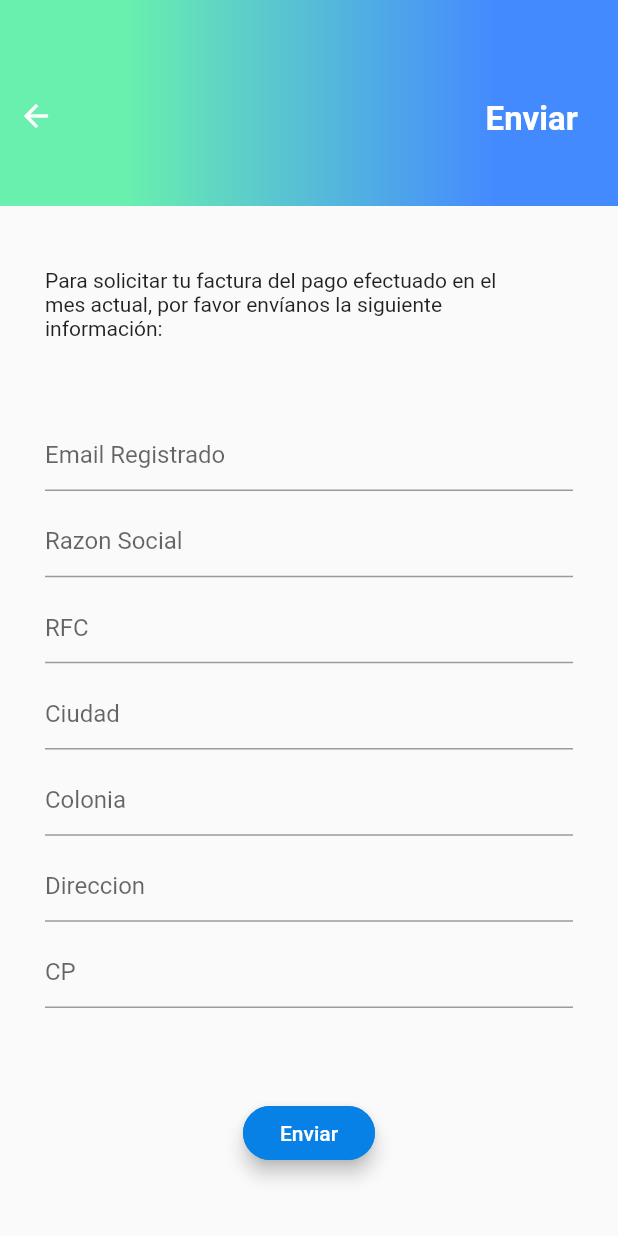
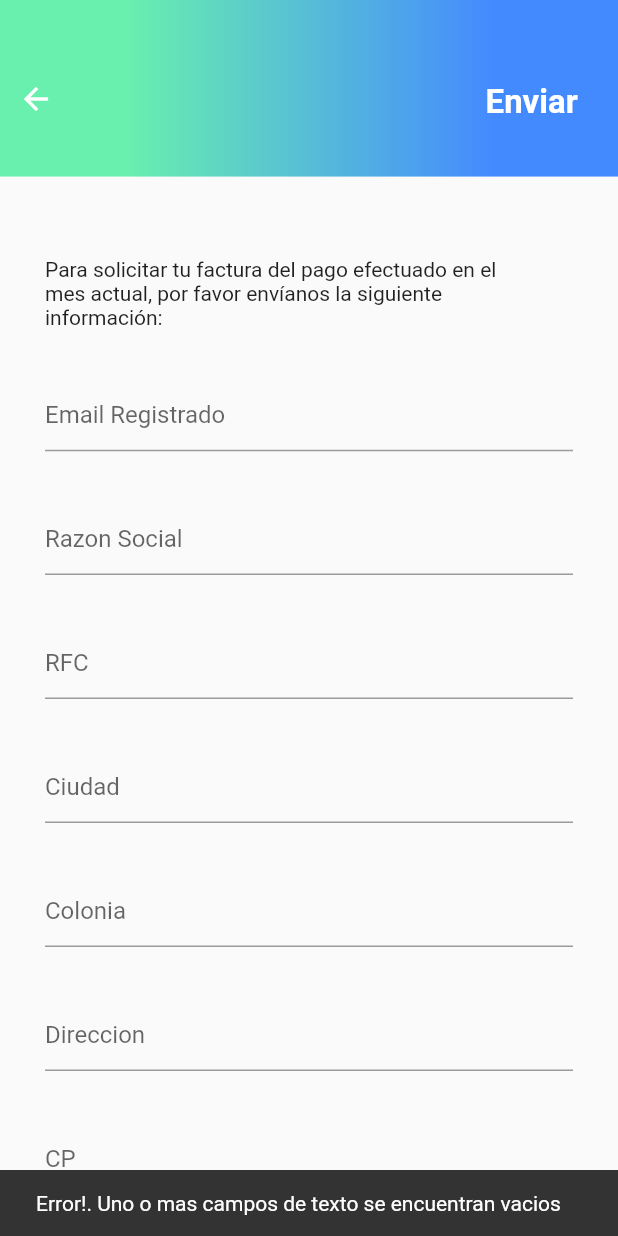
Before and after one commit to incafox/treinoApp, a Flutter app: the SolicitaFactura screen opened directly, after a tap on "Enviar", on a phone screen of 412 x 824 dp. Run offline on Flutter 3.47's test engine with Material 2 defaults, Android fonts, the phone set to English and light mode, and no system bars; our stand-ins replace dio, flutter_bloc, flutter_map, google_maps_flutter, latlong; missing offline and left inert: dart:ffi, rabbit_converter, unorm_dart.

Commit message:
Factura Fix

```diff
--- a/lib/TabMisClases/TabMisClases.dart
+++ b/lib/TabMisClases/TabMisClases.dart
@@ -305,7 +305,7 @@ class GradientAppBar extends StatelessWidget {
     final double statusbarHeight = MediaQuery.of(context).padding.top;
 
     return new Container(
-      padding: EdgeInsets.only(top: statusbarHeight),
+      padding: EdgeInsets.only(top: 0),
       height: statusbarHeight + barHeight,
       child: Row(
         children: <Widget>[
--- a/lib/solicita_factura/solicita_factura.dart
+++ b/lib/solicita_factura/solicita_factura.dart
@@ -51,10 +51,59 @@ class _SolicitaFacturaState extends State<SolicitaFactura> {
                       ),
                       Expanded(
                         flex: 4,
+                        child: BlocConsumer<SolicitarFacturaCubit, SolicitarFacturaState>(
+                          listener: (context, state){
+                            if(state is SolicitarFacturaError) {
+                              _notification(context, "Error!. " + state.error);
+                              return;
+                            }
+
+                            if(state is SolicitarFacturaRequestError){
+                              _notification(context, 'Error de conexion!. Intentole mas tarde');
+                              return;
+                            }
+
+                            if(state is SolicitarFacturaSuccess){
+                              _notification(context, "La factura ha sido enviada con exito!");
+                              return;
+                            }
+                          },
+                          builder: (context, state) {
+                            if(state is SolicitarFacturaLoading) {
+                                return Container(
+                                    alignment: Alignment(0.8,0.2),
                                     child: Container(
+                                        height: 60.0,
+                                        padding: EdgeInsets.fromLTRB(0.0, 12.0, 0.0, 12.0),
+                                        child: CircularProgressIndicator(
+                                          backgroundColor: Colors.blueAccent,
+                                          valueColor: AlwaysStoppedAnimation<Color>(Colors.white),
+                                        ),
+                                    ),
+                                  );
+                            }
+
+
+                               return  Container(
                                   alignment: Alignment(0.8,0.2),
-                          child: GestureDetector(
+                                  child:
+                               GestureDetector(
                                       onTap: () {
+                                        if(
+                                          this.email.text == '' || this.razonSocial.text == '' || this.rfc.text == '' ||
+                                          this.ciudad.text == '' || this.colonia.text == '' || this.direccion.text == '' ||
+                                          this.cp.text == ''
+                                      ){
+                                        print(this.email.text);
+                                        _notification(context, "Error!. Uno o mas campos de texto se encuentran vacios");
+                                        return;
+                                      }
+
+                                        context.bloc<SolicitarFacturaCubit>().facturaRequest(
+                                          this.email.text, this.razonSocial.text, this.rfc.text,
+                                          this.ciudad.text, this.colonia.text, this.direccion.text,
+                                          this.cp.text
+                                        );
 
                                       },
                                         child: Text(
@@ -67,8 +116,10 @@ class _SolicitaFacturaState extends State<SolicitaFactura> {
                                           ),
                                         ),
                                       )
+                               );
+                          },
+                        ),
 
-                        )
                       ),
                   ],
                  )
@@ -77,14 +128,14 @@ class _SolicitaFacturaState extends State<SolicitaFactura> {
                Expanded(
                 flex: 1,
                 child: Padding(
-                  padding: const EdgeInsets.fromLTRB(30.0, 10.0, 30.0, 0.0),
+                  padding: const EdgeInsets.fromLTRB(30.0, 0.0, 30.0, 0.0),
                   child: Column(
                     children: [
                       Expanded(
                         flex: 1,
                         child: Container(
                           padding: EdgeInsets.fromLTRB(0.0, 0, 30.0, 0),
-                          alignment: Alignment(0,0),
+                          alignment: Alignment(0,1),
                           child:  Text(
                             """Para solicitar tu factura del pago efectuado en el mes actual, por favor envíanos la siguiente información:
                           """),
@@ -95,10 +146,10 @@ class _SolicitaFacturaState extends State<SolicitaFactura> {
                 ),
               ),
                Expanded(
-                flex: 3,
+                flex: 5,
                 child: Container(
                   padding: EdgeInsets.fromLTRB(30.0, 0, 30.0, 10),
-                  alignment: Alignment(-1,0),
+                  alignment: Alignment(0,-1),
                   child: Column(
                   children: [
                     Expanded(
@@ -225,76 +276,6 @@ class _SolicitaFacturaState extends State<SolicitaFactura> {
                 ),
                 ),
               ),
-              Expanded(
-                flex: 1,
-                child: BlocConsumer<SolicitarFacturaCubit, SolicitarFacturaState>(
-                  listener: (context, state){
-                    if(state is SolicitarFacturaError) {
-                      _notification(context, "Error!. " + state.error);
-                      return;
-                    }
-
-                    if(state is SolicitarFacturaRequestError){
-                      _notification(context, 'Error de conexion!. Intentole mas tarde');
-                      return;
-                    }
-
-                    if(state is SolicitarFacturaSuccess){
-                      _notification(context, "La factura ha sido enviada con exito!");
-                      return;
-                    }
-                  },
-                  builder: (context, state) {
-                    if(state is SolicitarFacturaLoading) {
-                        return Container(
-                            child: Column(
-                              children: <Widget>[
-                                Container(
-                                  height: 60.0,
-                                  padding: EdgeInsets.fromLTRB(0.0, 12.0, 0.0, 12.0),
-                                  child: CircularProgressIndicator(
-                                    backgroundColor: Colors.blueAccent,
-                                    valueColor: AlwaysStoppedAnimation<Color>(Colors.white),
-                                  ),
-                                ),
-                              ],
-                            ),
-                          );
-                    }
-
-                    return Center(
-                      child: RaisedButton(
-                        elevation: 5,
-                        child: Text(
-                          "Enviar",
-                          style: TextStyle(color: Colors.white),
-                        ),
-                        shape: RoundedRectangleBorder(
-                            borderRadius: new BorderRadius.circular(28.0),
-                            side: BorderSide(color: Color(0xff0781e5))),
-                        color: Color(0xff0781e5),
-                        onPressed: () {
-                          if(
-                            this.email.text == '' || this.razonSocial.text == '' || this.rfc.text == '' ||
-                            this.ciudad.text == '' || this.colonia.text == '' || this.direccion.text == '' ||
-                            this.cp.text == ''
-                          ){
-                            print(this.email.text);
-                            _notification(context, "Error!. Uno o mas campos de texto se encuentran vacios");
-                            return;
-                          }
-
-                          context.bloc<SolicitarFacturaCubit>().facturaRequest(
-                            this.email.text, this.razonSocial.text, this.rfc.text,
-                            this.ciudad.text, this.colonia.text, this.direccion.text,
-                            this.cp.text
-                          );
-
-                        }),
-                    );
-                  },
-                ),
-              ),
             ],
           ),
         ),
```
Lines whose indentation alone changed are shown as unchanged.
